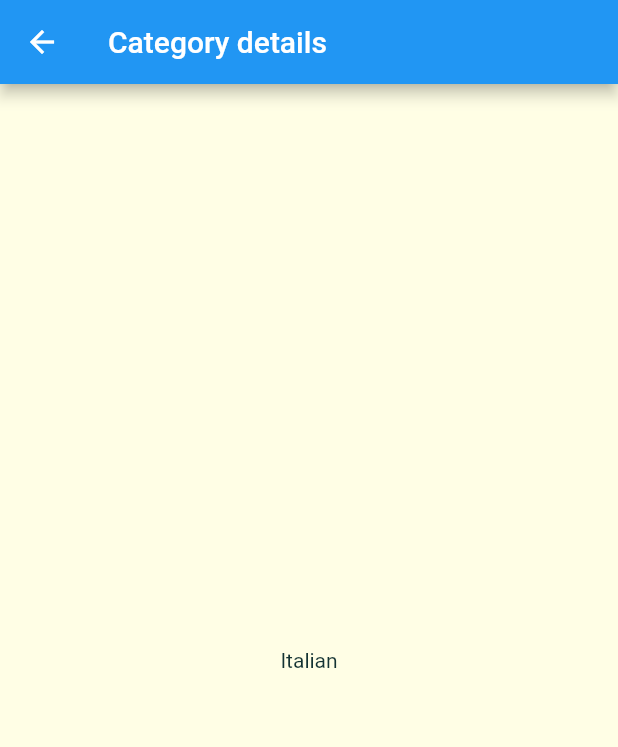
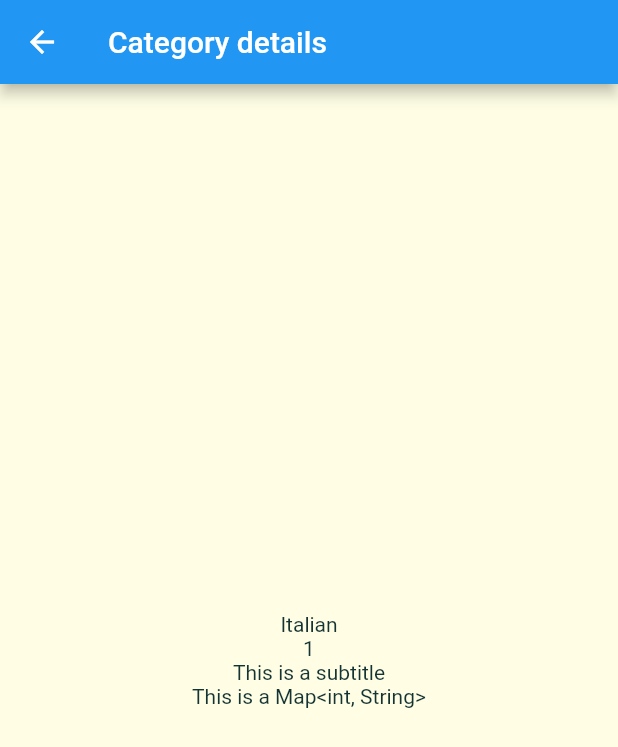
Before and after one commit to rodriguezzdavid/bootCampFlutter, a Flutter app: the screen it shows after launch, after a tap on "Italian", on a phone screen of 412 x 824 dp. Shown: the top 747 px of the screen. Run offline on Flutter 3.47's test engine with Material 2 defaults, Android fonts, the phone set to English and light mode, and no system bars.

Commit message:
Add named routes with arguments

```diff
--- a/02day/navigationclass/lib/screens/category_details_screen.dart
+++ b/02day/navigationclass/lib/screens/category_details_screen.dart
@@ -8,15 +8,35 @@ class CategoryDetailsScreen extends StatelessWidget {
 
   @override
   Widget build(BuildContext context) {
+    final arguments =
+        ModalRoute.of(context)!.settings.arguments as Map<String, Object>;
 
-    final category = ModalRoute.of(context)!.settings.arguments as Category;
+    final category = arguments["category"] as Category;
+
+    final id = arguments["id"] as int;
+
+    final subCategory = arguments["sub-category"] as Map<String, Object>;
+
+    final subCategoryTitle = subCategory["sub-title"] as String;
+
+    final details = arguments["details"] as Map<int, Object>;
+
+    final mapInfo = details[1] as String;
 
     return Scaffold(
       appBar: AppBar(
         title: Text("Category details"),
       ),
       body: Center(
-        child: Text(category.title),
+        child: Column(
+          mainAxisAlignment: MainAxisAlignment.center,
+          children: [
+            Text(category.title),
+            Text(id.toString()),
+            Text(subCategoryTitle),
+            Text(mapInfo),
+          ],
+        ),
       ),
     );
   }
--- a/02day/navigationclass/lib/widgets/categories_grid_item.dart
+++ b/02day/navigationclass/lib/widgets/categories_grid_item.dart
@@ -13,12 +13,17 @@ class CategoriesGridItem extends StatelessWidget {
   void _selectedCategory(BuildContext context) {
     Navigator.of(context).pushNamed(
       "/category-details",
-      // arguments: {
-      //   "id": 1,
-      //   "list": [],
-      //   "category": category,
-      // },
-      arguments: category,
+      arguments: {
+        "id": 1,
+        "sub-category": {
+          "sub-title": "This is a subtitle",
+        },
+        "details": {
+          1: "This is a Map<int, String>",
+        },
+        "category": category,
+      },
+      // arguments: category,
     );
   }
 
```
